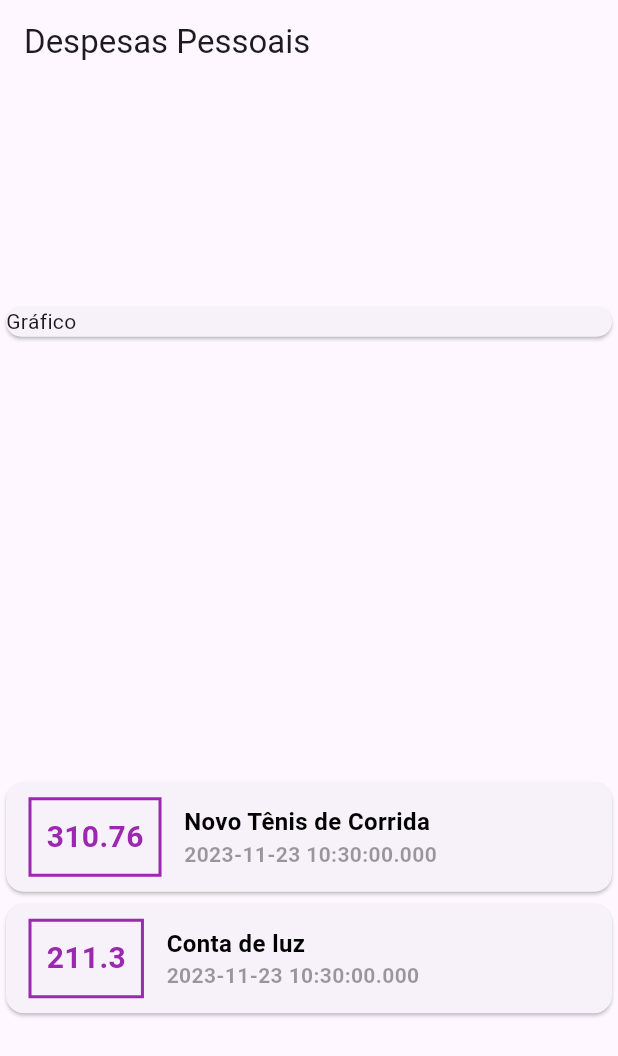
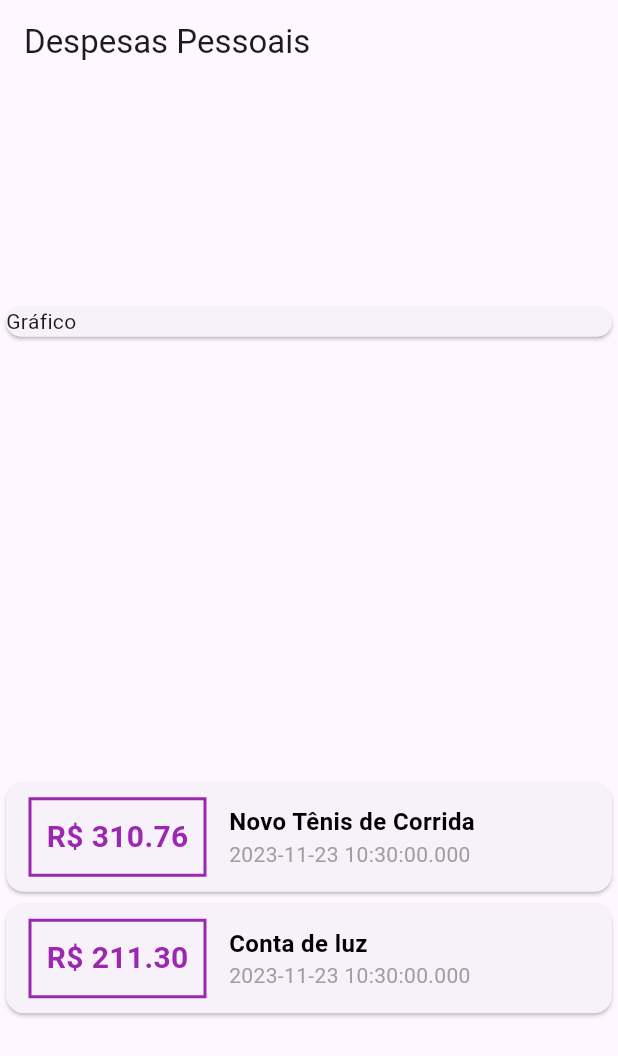
Before and after one commit to GoedertDalmolin/expenses, a Flutter app: the screen it shows after launch, on a phone screen of 412 x 824 dp. Shown: the top 1056 px of the screen. Run offline on Flutter 3.47's test engine with Material 3 defaults, Android fonts, the phone set to English and light mode, and no system bars.

Commit message:
Added monetary caracter to the transaction value. Added string interpolation.

```diff
--- a/lib/main.dart
+++ b/lib/main.dart
@@ -59,7 +59,7 @@ class MyHomePage extends StatelessWidget {
                       ),
                       margin: EdgeInsets.symmetric(horizontal: 15, vertical: 10),
                       padding: EdgeInsets.all(10),
-                      child: Text(tr.value.toString(),
+                      child: Text('R\$ ${tr.value.toStringAsFixed(2)}',
                         style: TextStyle(
                             fontWeight: FontWeight.bold,
                             fontSize: 20,
@@ -77,9 +77,7 @@ class MyHomePage extends StatelessWidget {
                           ),),
                         Text(tr.date.toString(),
                           style: TextStyle(
-                            color: Colors.black38,
-                            fontSize: 14,
-                            fontWeight: FontWeight.bold
+                            color: Colors.grey,
                           ),
                         ),
                       ],
```
